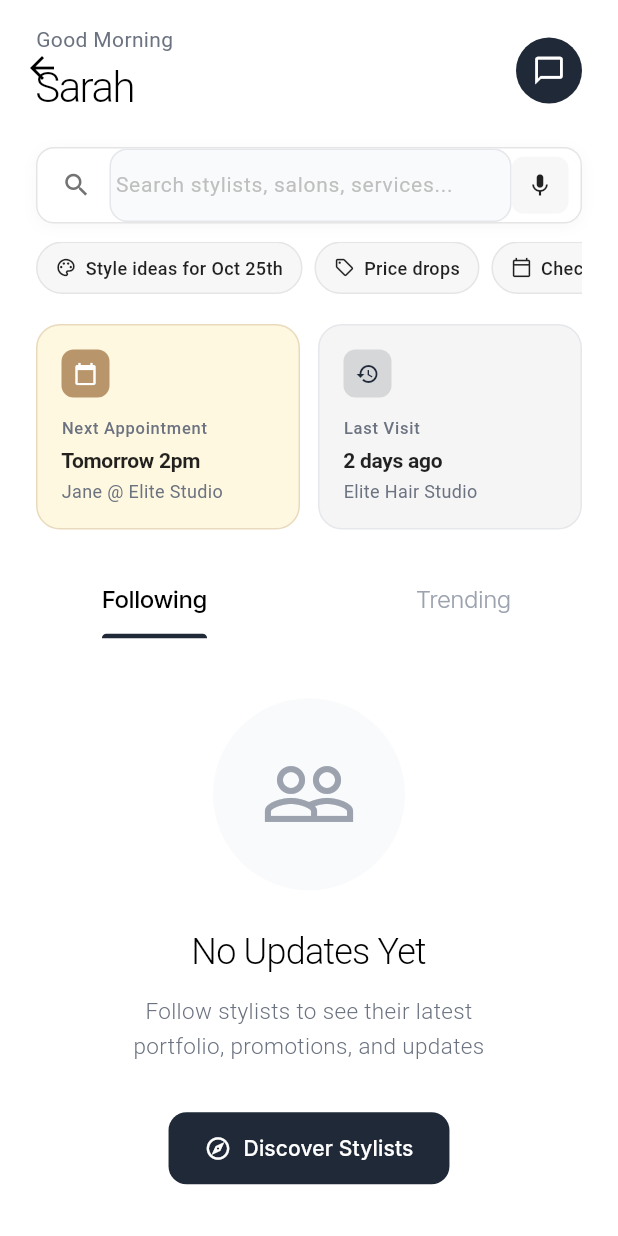
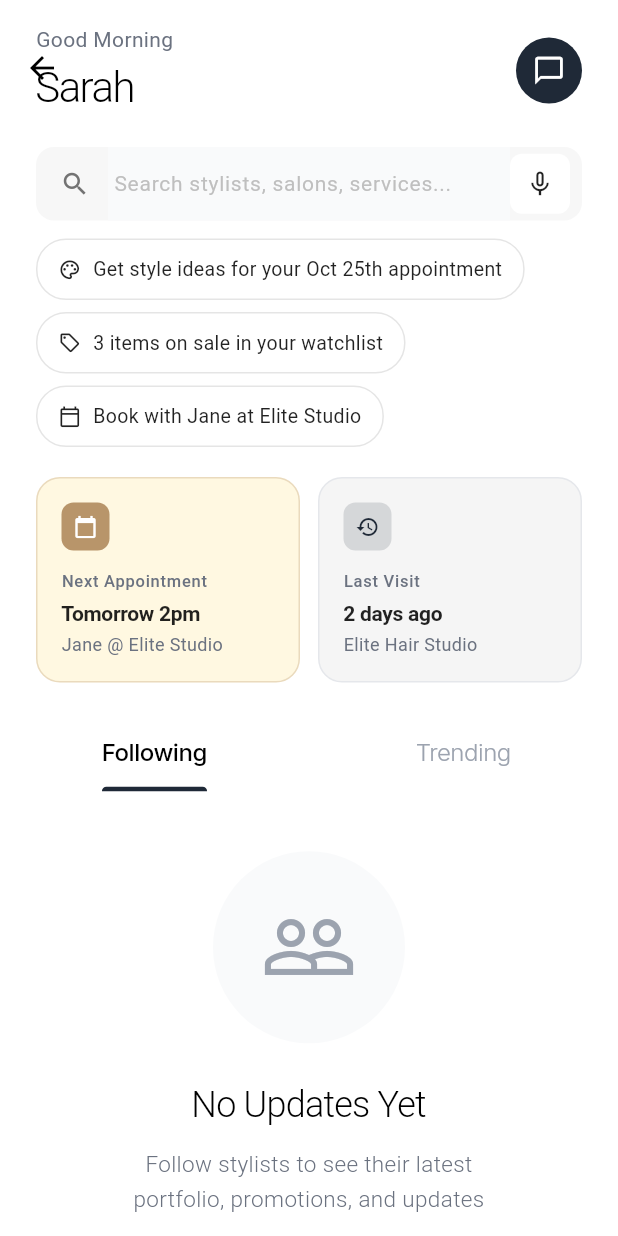
Before and after one commit to qunexadmin/Zelus, a Flutter app: the DiscoverTab screen opened directly, on a phone screen of 412 x 824 dp. Run offline on Flutter 3.47's test engine with Material 3 defaults, Android fonts, the phone set to English and light mode, and no system bars; our stand-ins replace cached_network_image, dio, flutter_riverpod, freezed_annotation, go_router, google_fonts and 4 more; accounts and stored records are empty; generated files the repository leaves out were written again; network calls fail.

Commit message:
Enhance DiscoverTab and PROJECT_OVERVIEW.md with refined UI elements and improved suggestion features
- Updated the Smart Search Box design to feature a light gray background and removed the double border for a cleaner look.
- Redesigned Quick Suggestion Chips to display in two lines with more specific contextual actions for better user engagement.
- Adjusted padding and icon sizes for improved aesthetics and usability in the DiscoverTab.
- Documented the latest UI enhancements and feature updates in PROJECT_OVERVIEW.md to reflect the changes.

```diff
--- a/mobile/lib/features/screens/discover_tab.dart
+++ b/mobile/lib/features/screens/discover_tab.dart
@@ -1596,19 +1596,11 @@ class _DiscoverTabState extends ConsumerState<DiscoverTab> with SingleTickerProv
       child: Column(
         crossAxisAlignment: CrossAxisAlignment.start,
         children: [
-          // Search Box with Voice Button
+          // Search Box with Voice Button (Fixed - no double border)
           Container(
             decoration: BoxDecoration(
-              color: Colors.white,
+              color: const Color(0xFFF7F7F7),
               borderRadius: BorderRadius.circular(12),
-              border: Border.all(color: const Color(0xFFE5E5E5), width: 1),
-              boxShadow: [
-                BoxShadow(
-                  color: Colors.black.withOpacity(0.03),
-                  blurRadius: 8,
-                  offset: const Offset(0, 2),
-                ),
-              ],
             ),
             child: Row(
               children: [
@@ -1628,6 +1620,8 @@ class _DiscoverTabState extends ConsumerState<DiscoverTab> with SingleTickerProv
                         fontWeight: FontWeight.w400,
                       ),
                       border: InputBorder.none,
+                      enabledBorder: InputBorder.none,
+                      focusedBorder: InputBorder.none,
                       contentPadding: EdgeInsets.symmetric(vertical: 14),
                     ),
                     style: const TextStyle(
@@ -1649,10 +1643,10 @@ class _DiscoverTabState extends ConsumerState<DiscoverTab> with SingleTickerProv
                     margin: const EdgeInsets.only(right: 8),
                     padding: const EdgeInsets.all(10),
                     decoration: BoxDecoration(
-                      color: const Color(0xFFF7F7F7),
+                      color: Colors.white,
                       borderRadius: BorderRadius.circular(8),
                     ),
-                    child: const Icon(Icons.mic, color: Colors.black87, size: 18),
+                    child: const Icon(Icons.mic_none, color: Colors.black87, size: 20),
                   ),
                 ),
               ],
@@ -1661,28 +1655,24 @@ class _DiscoverTabState extends ConsumerState<DiscoverTab> with SingleTickerProv
 
           const SizedBox(height: 12),
 
-          // Quick Suggestion Chips (One Line)
-          SingleChildScrollView(
-            scrollDirection: Axis.horizontal,
-            child: Row(
-              children: [
-                _buildSuggestionChip(Icons.palette_outlined, 'Style ideas for Oct 25th', () {
-                  HapticFeedback.lightImpact();
-                  _searchController.text = 'Style ideas';
-                  _handleSearch('Style ideas');
+          // Quick Suggestion Chips (2 Lines, More Specific)
+          Wrap(
+            spacing: 8,
+            runSpacing: 8,
+            children: [
+              _buildSuggestionChip(Icons.palette_outlined, 'Get style ideas for your Oct 25th appointment', () {
+                HapticFeedback.lightImpact();
+                context.push('/chat', extra: {'prompt': 'Style ideas for my upcoming appointment'});
               }),
-                const SizedBox(width: 8),
-                _buildSuggestionChip(Icons.local_offer_outlined, 'Price drops', () {
+              _buildSuggestionChip(Icons.local_offer_outlined, '3 items on sale in your watchlist', () {
                 HapticFeedback.lightImpact();
                 context.push('/collections');
               }),
-                const SizedBox(width: 8),
-                _buildSuggestionChip(Icons.calendar_today_outlined, 'Check Jane\'s availability', () {
+              _buildSuggestionChip(Icons.calendar_today_outlined, 'Book with Jane at Elite Studio', () {
                 HapticFeedback.lightImpact();
                 context.push('/chat', extra: {'prompt': 'Check Jane Smith availability'});
               }),
             ],
-            ),
           ),
         ],
       ),
@@ -1694,22 +1684,22 @@ class _DiscoverTabState extends ConsumerState<DiscoverTab> with SingleTickerProv
       onTap: onTap,
       borderRadius: BorderRadius.circular(20),
       child: Container(
-        padding: const EdgeInsets.symmetric(horizontal: 12, vertical: 8),
-        decoration: BoxDecoration(
-          color: const Color(0xFFF7F7F7),
+        padding: const EdgeInsets.symmetric(horizontal: 14, vertical: 10),
+        decoration: BoxDecoration(
+          color: Colors.white,
           borderRadius: BorderRadius.circular(20),
           border: Border.all(color: const Color(0xFFE5E5E5), width: 1),
         ),
         child: Row(
           mainAxisSize: MainAxisSize.min,
           children: [
-            Icon(icon, size: 14, color: Colors.black87),
-            const SizedBox(width: 6),
+            Icon(icon, size: 15, color: Colors.black87),
+            const SizedBox(width: 8),
             Text(
               label,
               style: const TextStyle(
-                fontSize: 12,
-                fontWeight: FontWeight.w500,
+                fontSize: 13,
+                fontWeight: FontWeight.w400,
                 color: Colors.black87,
               ),
             ),
```
Also changed, not shown: 1 other file. Lines whose indentation alone changed are shown as unchanged.
